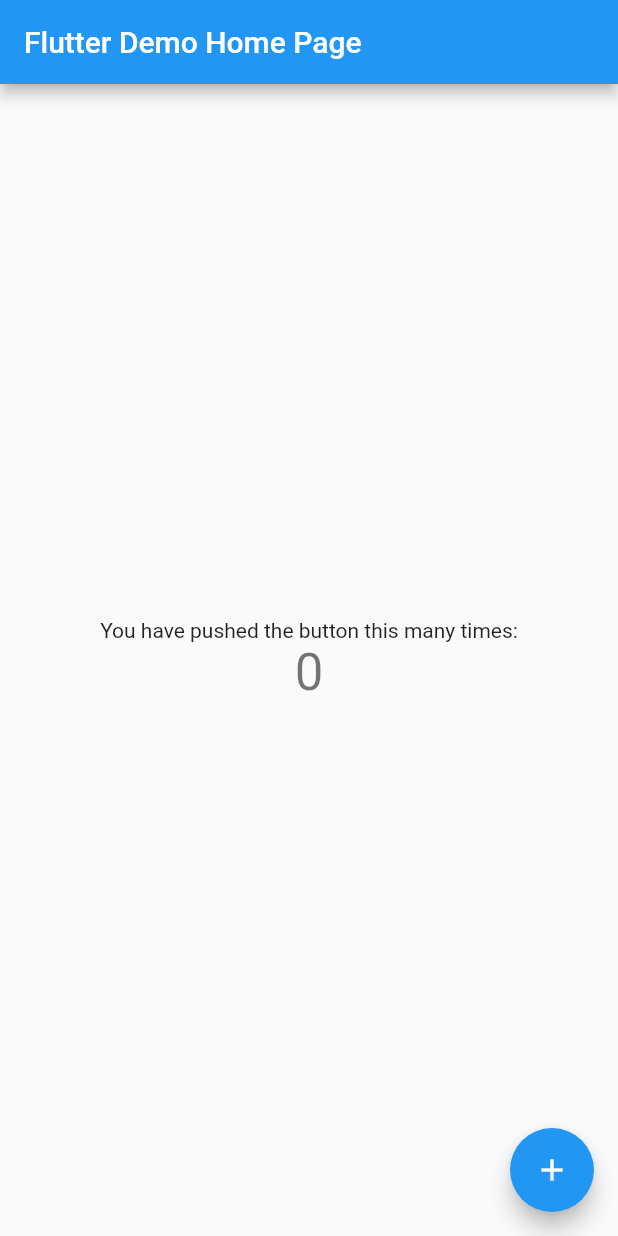
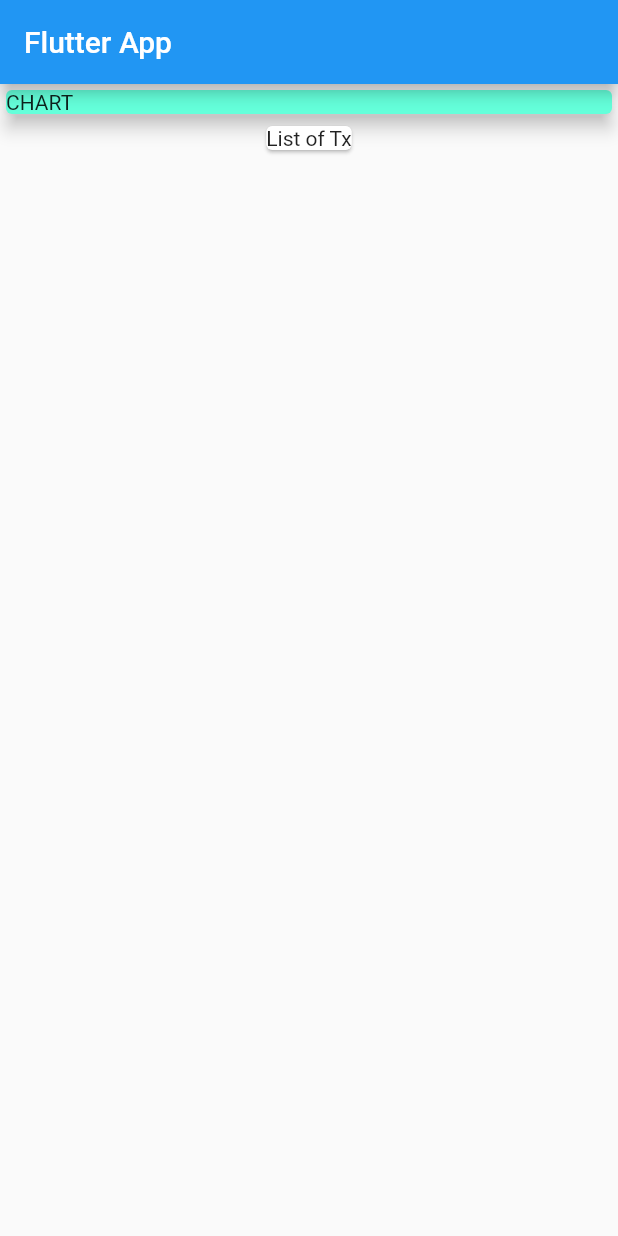
Before and after one commit to PrinceKae/pentry, a Flutter app: the screen it shows after launch, on a phone screen of 412 x 824 dp. Run offline on Flutter 3.47's test engine with Material 2 defaults, Android fonts, the light colour scheme and no system bars.

Commit message:
Lenght increase of the chart

```diff
--- a/lib/main.dart
+++ b/lib/main.dart
@@ -1,115 +1,35 @@
 import 'package:flutter/material.dart';
 
-void main() {
-  runApp(const MyApp());
-}
+void main() => runApp(MyApp());
 
 class MyApp extends StatelessWidget {
-  const MyApp({super.key});
-
-  // This widget is the root of your application.
   @override
   Widget build(BuildContext context) {
     return MaterialApp(
-      title: 'Flutter Demo',
-      theme: ThemeData(
-        // This is the theme of your application.
-        //
-        // Try running your application with "flutter run". You'll see the
-        // application has a blue toolbar. Then, without quitting the app, try
-        // changing the primarySwatch below to Colors.green and then invoke
-        // "hot reload" (press "r" in the console where you ran "flutter run",
-        // or simply save your changes to "hot reload" in a Flutter IDE).
-        // Notice that the counter didn't reset back to zero; the application
-        // is not restarted.
-        primarySwatch: Colors.blue,
-      ),
-      home: const MyHomePage(title: 'Flutter Demo Home Page'),
+      title: 'Flutter App',
+      home: MyHomePage(),
     );
   }
 }
 
-class MyHomePage extends StatefulWidget {
-  const MyHomePage({super.key, required this.title});
-
-  // This widget is the home page of your application. It is stateful, meaning
-  // that it has a State object (defined below) that contains fields that affect
-  // how it looks.
-
-  // This class is the configuration for the state. It holds the values (in this
-  // case the title) provided by the parent (in this case the App widget) and
-  // used by the build method of the State. Fields in a Widget subclass are
-  // always marked "final".
-
-  final String title;
-
-  @override
-  State<MyHomePage> createState() => _MyHomePageState();
-}
-
-class _MyHomePageState extends State<MyHomePage> {
-  int _counter = 0;
-
-  void _incrementCounter() {
-    setState(() {
-      // This call to setState tells the Flutter framework that something has
-      // changed in this State, which causes it to rerun the build method below
-      // so that the display can reflect the updated values. If we changed
-      // _counter without calling setState(), then the build method would not be
-      // called again, and so nothing would appear to happen.
-      _counter++;
-    });
-  }
-
+class MyHomePage extends StatelessWidget {
   @override
   Widget build(BuildContext context) {
-    // This method is rerun every time setState is called, for instance as done
-    // by the _incrementCounter method above.
-    //
-    // The Flutter framework has been optimized to make rerunning build methods
-    // fast, so that you can just rebuild anything that needs updating rather
-    // than having to individually change instances of widgets.
     return Scaffold(
       appBar: AppBar(
-        // Here we take the value from the MyHomePage object that was created by
-        // the App.build method, and use it to set our appbar title.
-        title: Text(widget.title),
+        title: Text('Flutter App'),
       ),
-      body: Center(
-        // Center is a layout widget. It takes a single child and positions it
-        // in the middle of the parent.
-        child: Column(
-          // Column is also a layout widget. It takes a list of children and
-          // arranges them vertically. By default, it sizes itself to fit its
-          // children horizontally, and tries to be as tall as its parent.
-          //
-          // Invoke "debug painting" (press "p" in the console, choose the
-          // "Toggle Debug Paint" action from the Flutter Inspector in Android
-          // Studio, or the "Toggle Debug Paint" command in Visual Studio Code)
-          // to see the wireframe for each widget.
-          //
-          // Column has various properties to control how it sizes itself and
-          // how it positions its children. Here we use mainAxisAlignment to
-          // center the children vertically; the main axis here is the vertical
-          // axis because Columns are vertical (the cross axis would be
-          // horizontal).
-          mainAxisAlignment: MainAxisAlignment.center,
-          children: <Widget>[
-            const Text(
-              'You have pushed the button this many times:',
-            ),
-            Text(
-              '$_counter',
-              style: Theme.of(context).textTheme.headlineMedium,
-            ),
-          ],
+      body: Column(children: <Widget>[
+        Container(
+      width: double.infinity,
+          child: Card(
+            color: Colors.tealAccent,
+              child: Text('CHART'),
+          elevation: 5,
+      ),
         ),
-      ),
-      floatingActionButton: FloatingActionButton(
-        onPressed: _incrementCounter,
-        tooltip: 'Increment',
-        child: const Icon(Icons.add),
-      ), // This trailing comma makes auto-formatting nicer for build methods.
+        Card(child: Text('List of Tx'),),
+      ],)
     );
   }
 }
```
